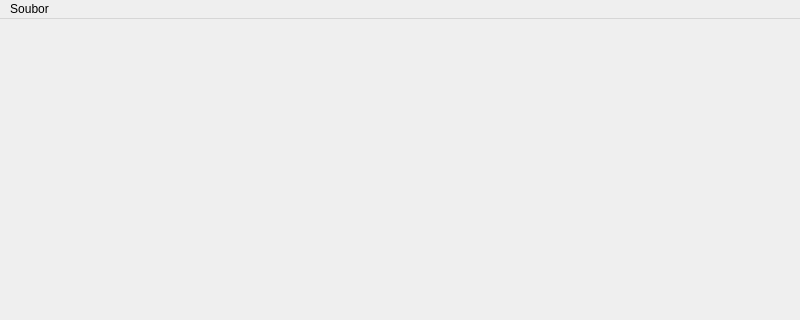
Before: the Qt Designer form OrodaelTurrim/res/ui/main.ui in Wilson194/OrodaelTurrim, drawn with Qt 5; both pictures show x 0 to 800 and y 0 to 320 of the 800 by 600 pixel window.
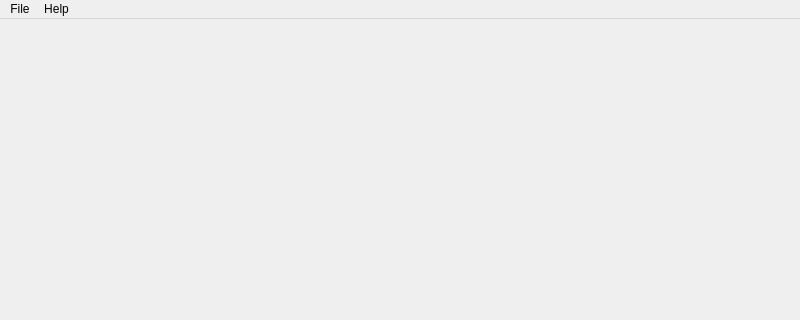
After: the same form once the commit is applied.

What changed in the file:
```diff
--- a/OrodaelTurrim/res/ui/main.ui
+++ b/OrodaelTurrim/res/ui/main.ui
@@ -20,15 +20,27 @@
      <x>0</x>
      <y>0</y>
      <width>800</width>
-     <height>30</height>
+     <height>21</height>
     </rect>
    </property>
    <widget class="QMenu" name="menuSoubor">
     <property name="title">
-     <string>Soubor</string>
+     <string>File</string>
     </property>
+    <addaction name="actionExport_log"/>
+    <addaction name="actionShow_configuration"/>
+    <addaction name="separator"/>
+    <addaction name="actionExit"/>
+   </widget>
+   <widget class="QMenu" name="menuHelp">
+    <property name="title">
+     <string>Help</string>
+    </property>
+    <addaction name="actionDocumentation"/>
+    <addaction name="actionAbout"/>
    </widget>
    <addaction name="menuSoubor"/>
+   <addaction name="menuHelp"/>
   </widget>
   <widget class="QStatusBar" name="statusbar"/>
  </widget>
```
Left out of the diff: 25 changed lines with no effect on the pictures.
